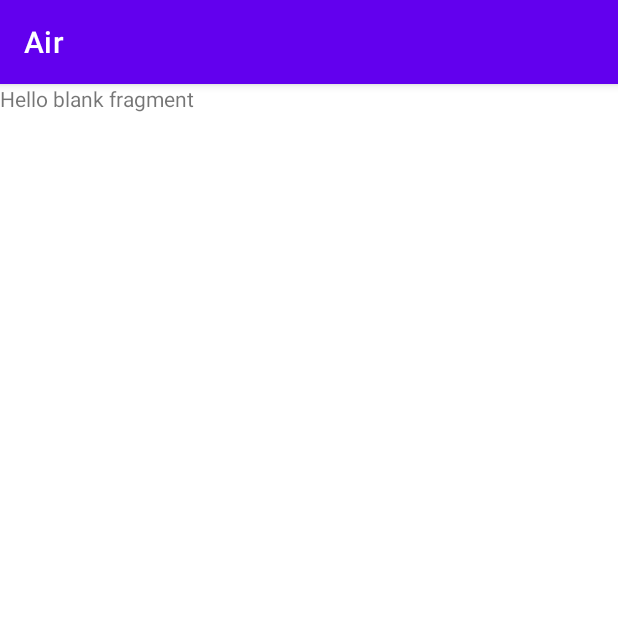
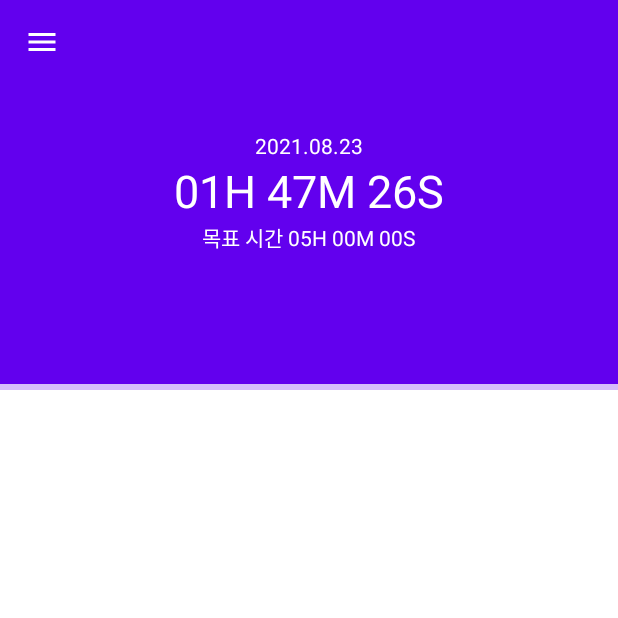
Before and after one commit to Studygroup-with-hansa/Air_Android, an Android app: the screen it shows after launch (MainActivity), on a phone screen of 412 x 824 dp, the top half of it. Run offline under Robolectric (Android 15) with nearby library versions, the phone set to English and light mode, and no system bars.

Commit message:
[FIX] HomeFragment 에 CollapsingToolbarLayout을 추가함

```diff
--- /dev/null
+++ b/app/src/main/res/drawable/ic_baseline_menu_24.xml
@@ -0,0 +1,5 @@
+<vector android:autoMirrored="true" android:height="24dp"
+    android:tint="#FFFFFF" android:viewportHeight="24"
+    android:viewportWidth="24" android:width="24dp" xmlns:android="http://schemas.android.com/apk/res/android">
+    <path android:fillColor="@android:color/white" android:pathData="M3,18h18v-2L3,16v2zM3,13h18v-2L3,11v2zM3,6v2h18L21,6L3,6z"/>
+</vector>
--- a/app/src/main/res/layout/fragment_home.xml
+++ b/app/src/main/res/layout/fragment_home.xml
@@ -1,14 +1,92 @@
 <?xml version="1.0" encoding="utf-8"?>
-<FrameLayout xmlns:android="http://schemas.android.com/apk/res/android"
+<androidx.coordinatorlayout.widget.CoordinatorLayout xmlns:android="http://schemas.android.com/apk/res/android"
     xmlns:tools="http://schemas.android.com/tools"
     android:layout_width="match_parent"
     android:layout_height="match_parent"
+    xmlns:app="http://schemas.android.com/apk/res-auto"
     tools:context=".ui.fragment.HomeFragment">
 
-    <!-- TODO: Update blank fragment layout -->
-    <TextView
+    <com.google.android.material.appbar.AppBarLayout
+        android:layout_width="match_parent"
+        android:layout_height="wrap_content">
+
+        <com.google.android.material.appbar.CollapsingToolbarLayout
+            android:layout_width="match_parent"
+            android:layout_height="wrap_content"
+            app:layout_scrollFlags="scroll|exitUntilCollapsed">
+
+            <androidx.appcompat.widget.Toolbar
+                android:layout_width="match_parent"
+                android:layout_height="wrap_content"
+                app:layout_collapseMode="pin"
+                android:paddingBottom="100dp"
+                app:navigationIcon="@drawable/ic_baseline_menu_24"/>
+
+            <androidx.constraintlayout.widget.ConstraintLayout
+                app:layout_collapseMode="parallax"
+                android:layout_width="match_parent"
+                android:layout_height="256dp">
+
+                <LinearLayout
+                    android:layout_width="wrap_content"
+                    android:layout_height="wrap_content"
+                    android:gravity="center"
+                    android:orientation="vertical"
+                    app:layout_constraintBottom_toBottomOf="parent"
+                    app:layout_constraintEnd_toEndOf="parent"
+                    app:layout_constraintStart_toStartOf="parent"
+                    app:layout_constraintTop_toTopOf="parent">
+
+                    <TextView
+                        android:layout_width="wrap_content"
+                        android:layout_height="wrap_content"
+                        android:text="2021.08.23"
+                        android:textColor="@color/white" />
+
+                    <TextView
+                        android:layout_width="wrap_content"
+                        android:layout_height="wrap_content"
+                        android:text="01H 47M 26S"
+                        android:textColor="@color/white"
+                        android:textSize="30sp" />
+
+                    <TextView
+                        android:layout_width="wrap_content"
+                        android:layout_height="wrap_content"
+                        android:text="목표 시간 05H 00M 00S"
+                        android:textColor="@color/white" />
+
+                </LinearLayout>
+
+            </androidx.constraintlayout.widget.ConstraintLayout>
+
+        </com.google.android.material.appbar.CollapsingToolbarLayout>
+
+        <com.google.android.material.progressindicator.LinearProgressIndicator
+            android:id="@+id/linearProgressIndicator"
+            android:layout_width="match_parent"
+            android:layout_height="wrap_content"
+            android:background="@color/white" />
+
+    </com.google.android.material.appbar.AppBarLayout>
+
+    <androidx.core.widget.NestedScrollView
         android:layout_width="match_parent"
         android:layout_height="match_parent"
-        android:text="@string/hello_blank_fragment" />
+        app:layout_behavior="com.google.android.material.appbar.AppBarLayout$ScrollingViewBehavior"
+        tools:ignore="SpeakableTextPresentCheck">
 
-</FrameLayout>
+        <androidx.constraintlayout.widget.ConstraintLayout
+            android:layout_width="match_parent"
+            android:layout_height="match_parent">
+
+            <View
+                android:layout_width="match_parent"
+                android:layout_height="match_parent"
+                android:background="@color/black" />
+
+        </androidx.constraintlayout.widget.ConstraintLayout>
+
+    </androidx.core.widget.NestedScrollView>
+
+</androidx.coordinatorlayout.widget.CoordinatorLayout>
--- a/app/src/main/res/values-night/themes.xml
+++ b/app/src/main/res/values-night/themes.xml
@@ -1,6 +1,6 @@
 <resources xmlns:tools="http://schemas.android.com/tools">
     <!-- Base application theme. -->
-    <style name="Theme.Air" parent="Theme.MaterialComponents.DayNight.DarkActionBar">
+    <style name="Theme.Air" parent="Theme.MaterialComponents.DayNight.NoActionBar">
         <!-- Primary brand color. -->
         <item name="colorPrimary">@color/purple_200</item>
         <item name="colorPrimaryVariant">@color/purple_700</item>
--- a/app/src/main/res/values/themes.xml
+++ b/app/src/main/res/values/themes.xml
@@ -1,6 +1,6 @@
 <resources xmlns:tools="http://schemas.android.com/tools">
     <!-- Base application theme. -->
-    <style name="Theme.Air" parent="Theme.MaterialComponents.DayNight.DarkActionBar">
+    <style name="Theme.Air" parent="Theme.MaterialComponents.DayNight.NoActionBar">
         <!-- Primary brand color. -->
         <item name="colorPrimary">@color/purple_500</item>
         <item name="colorPrimaryVariant">@color/purple_700</item>
```
